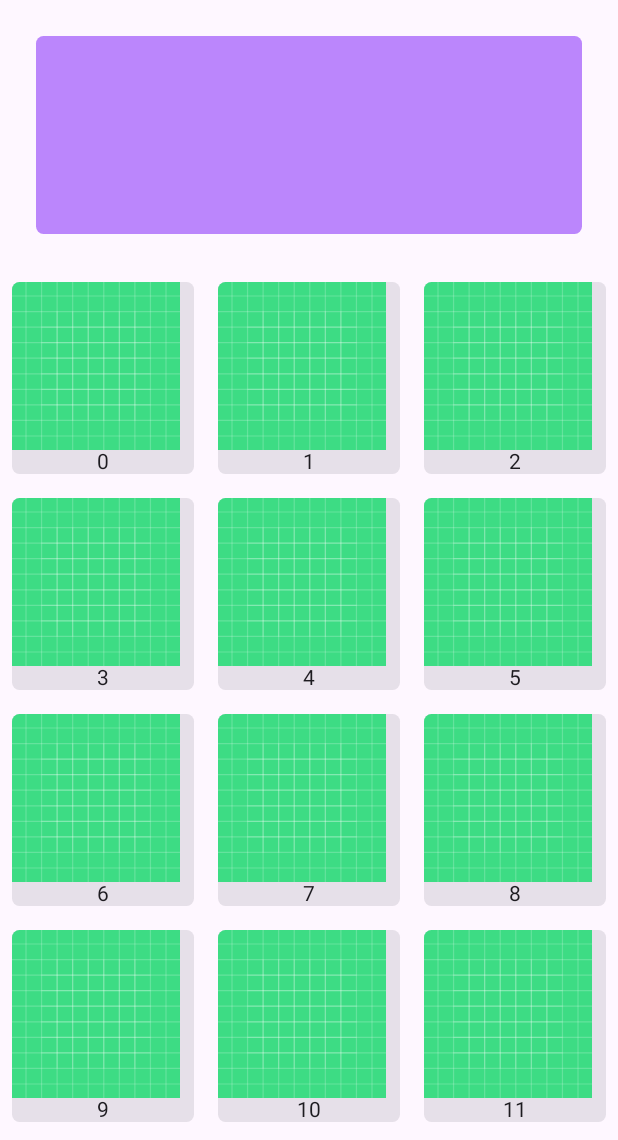
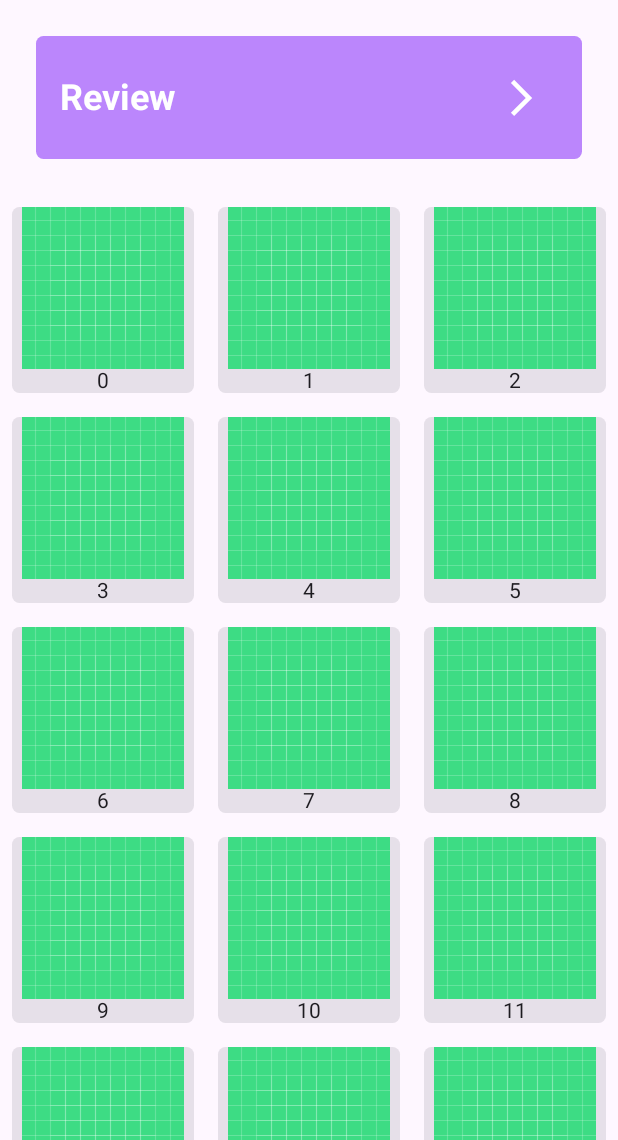
Before and after one commit to 1hamid/ilearn, an Android app built with Jetpack Compose: the screen it shows after launch (MainActivity), on a phone screen of 412 x 824 dp, the part 96-1236 px from its top. Run offline under Robolectric (Android 15) with nearby library versions, the phone set to English and light mode, and no system bars.

Commit message:
review dashbord ui

```diff
--- a/app/src/main/java/ir/hamid/ilearn/MainActivity.kt
+++ b/app/src/main/java/ir/hamid/ilearn/MainActivity.kt
@@ -13,7 +13,6 @@ import androidx.compose.foundation.layout.fillMaxSize
 import androidx.compose.foundation.layout.fillMaxWidth
 import androidx.compose.foundation.layout.height
 import androidx.compose.foundation.layout.padding
-import androidx.compose.foundation.layout.size
 import androidx.compose.foundation.layout.wrapContentSize
 import androidx.compose.foundation.lazy.grid.GridCells
 import androidx.compose.foundation.lazy.grid.GridItemSpan
@@ -27,10 +26,12 @@ import androidx.compose.material3.Scaffold
 import androidx.compose.material3.Text
 import androidx.compose.material3.TopAppBarDefaults
 import androidx.compose.runtime.Composable
+import androidx.compose.ui.Alignment
 import androidx.compose.ui.Modifier
 import androidx.compose.ui.graphics.Color
 import androidx.compose.ui.res.colorResource
 import androidx.compose.ui.res.painterResource
+import androidx.compose.ui.text.font.FontWeight
 import androidx.compose.ui.text.style.TextOverflow
 import androidx.compose.ui.unit.dp
 import androidx.compose.ui.unit.sp
@@ -81,7 +82,7 @@ private fun LessonsList(innerPadding: PaddingValues) {
         item(span = { GridItemSpan(3) }) {
             Card(  // dashboard for Review words
                 modifier = Modifier
-                    .height(180.dp)
+                    .height(130.dp)
                     .fillMaxWidth()
                     .padding(start = 24.dp, top = 24.dp, end = 24.dp, bottom = 24.dp),
                 shape = RoundedCornerShape(5.dp),
@@ -92,6 +93,27 @@ private fun LessonsList(innerPadding: PaddingValues) {
                     disabledContentColor = Color.DarkGray
                 )
             ) {
+                Row(
+                    modifier = Modifier.fillMaxSize(),
+                    verticalAlignment = Alignment.CenterVertically
+                ) {
+                    Text(
+                        text = "Review",
+                        modifier = Modifier.padding(start = 16.dp),
+                        fontSize = 24.sp,
+                        color = colorResource(R.color.white),
+                        fontWeight = FontWeight.Bold
+                    )
+                    Image(
+                        painter = painterResource(id = R.drawable.arrow),
+                        alignment = Alignment.CenterEnd,
+                        modifier = Modifier
+                            .fillMaxWidth()
+                            .padding(end = 16.dp),
+                        contentDescription = ""
+                    )
+
+                }
 
             }
         }
@@ -113,7 +135,8 @@ private fun LessonsCard(text: String) {
             Image(
                 painter = painterResource(id = R.drawable.ic_launcher_background),
                 contentDescription = "description",
-                modifier = Modifier.size(112.dp)
+                modifier = Modifier
+                    .fillMaxSize()
             )
             Row(
                 modifier = Modifier.fillMaxSize(),
--- /dev/null
+++ b/app/src/main/res/drawable/arrow.xml
@@ -0,0 +1,9 @@
+<vector xmlns:android="http://schemas.android.com/apk/res/android"
+    android:width="48dp"
+    android:height="48dp"
+    android:viewportWidth="960"
+    android:viewportHeight="960">
+  <path
+      android:pathData="M530,479 L332,281l43,-43 241,241 -241,241 -43,-43 198,-198Z"
+      android:fillColor="#ffff"/>
+</vector>
```
